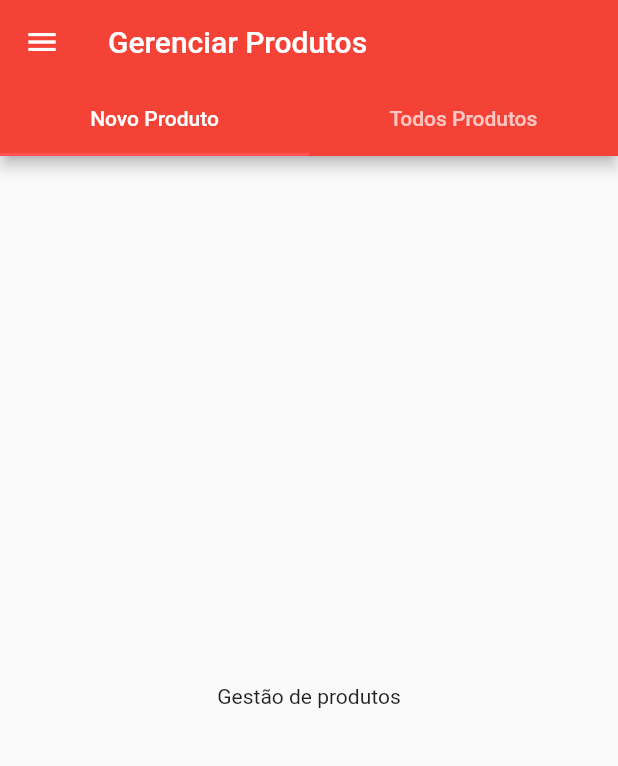
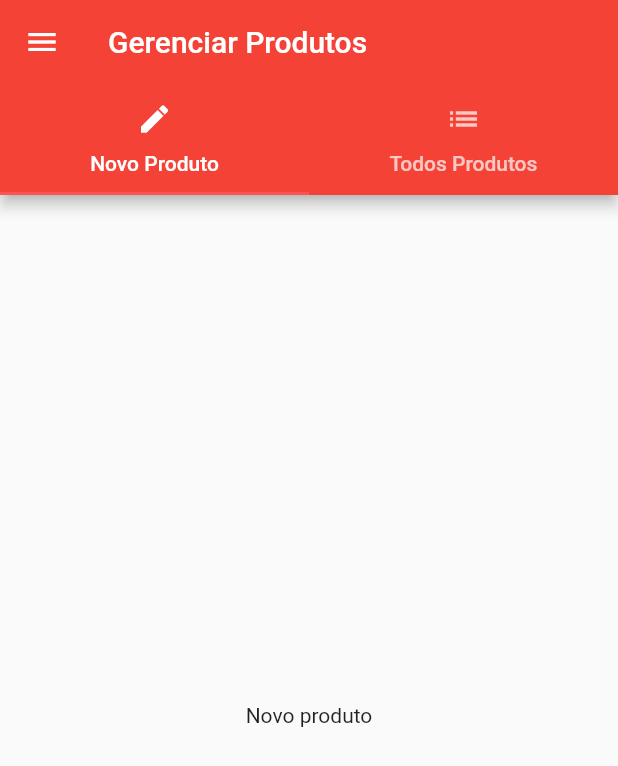
Before and after one commit to rafaelqueiroz88/learning-flutter, a Flutter app: the ProductsPage screen opened directly, in the side drawer, after a tap on "Gerenciar Produtos", on a phone screen of 412 x 824 dp. Shown: the top 766 px of the screen. Run offline on Flutter 3.47's test engine with Material 2 defaults, Android fonts, the phone set to English and light mode, and no system bars; statements that could not run were skipped.

Commit message:
Migrando product_manager para o dart

```diff
--- /dev/null
+++ b/lib/pages/product_create.dart
@@ -0,0 +1,16 @@
+import 'package:flutter/material.dart';
+
+// Esta classe representa somente uma instância de uma guia dentro da aplicação
+// A função que cria esta guia, já possui um método Scaffold, o que significa
+// que esta classe não precisa retornar um método Scaffold (o que pode acabar
+// prejudicando o desempenho ou até mesmo o visual da aplicação).
+class ProductCreatePage extends StatelessWidget {
+
+  @override
+  Widget build(BuildContext context) {
+    // TODO: implement build
+    return Center(
+      child: Text("Novo produto"),
+    );
+  }
+}
--- a/lib/pages/products.dart
+++ b/lib/pages/products.dart
@@ -1,6 +1,6 @@
 import 'package:flutter/material.dart';
 
-import './productsmanager.dart';
+import './products_manager.dart';
 import '../product_manager.dart';
 
 class ProductsPage extends StatelessWidget {
@@ -20,9 +20,14 @@ class ProductsPage extends StatelessWidget {
             ListTile(
               title: Text('Gerenciar Produtos'),
               onTap: () {
-                Navigator.pushReplacement(context, MaterialPageRoute(
-                  builder: (BuildContext context) => ProductsManagePage(),),
-                );
+
+                // Método substituido para uso das rotas dinamicas
+                // Navigator.pushReplacement(context, MaterialPageRoute(
+                  // context removido daqui, e colado em main.dart
+                  // builder: ),
+                // );
+
+                Navigator.pushReplacementNamed(context, '/admin');
               },
             ),
           ],
--- a/lib/pages/productsmanager.dart
+++ b/lib/pages/products_manager.dart
@@ -1,6 +1,8 @@
 import 'package:flutter/material.dart';
 
 import './products.dart';
+import './product_create.dart';
+import './products_list.dart';
 
 class ProductsManagePage extends StatelessWidget {
 
@@ -30,13 +32,22 @@ class ProductsManagePage extends StatelessWidget {
           title: Text("Gerenciar Produtos"),
           bottom: TabBar(
             tabs: <Widget>[
-              Tab(text: 'Novo Produto',),
-              Tab(text: 'Todos Produtos',),
+              Tab(
+                icon: Icon(Icons.create),
+                text: 'Novo Produto',
+                ),
+              Tab(
+                icon: Icon(Icons.list),
+                text: 'Todos Produtos',
+              ),
             ],
           ),
         ),
-        body: Center(
-          child: Text('Gestão de produtos'),
+        body: TabBarView( // precisa combinar com a quantidade de tabs descritas acima
+          children: <Widget>[
+            ProductCreatePage(),
+            ProductsListePage(),
+          ],
         ),
       ),);
   }
```
Also changed, not shown: lib/main.dart (+59 -2 lines), lib/pages/products_list.dart (added, +16 -0 lines), lib/product_manager.dart (+13 -11 lines), lib/products.dart (+6 -3 lines).
